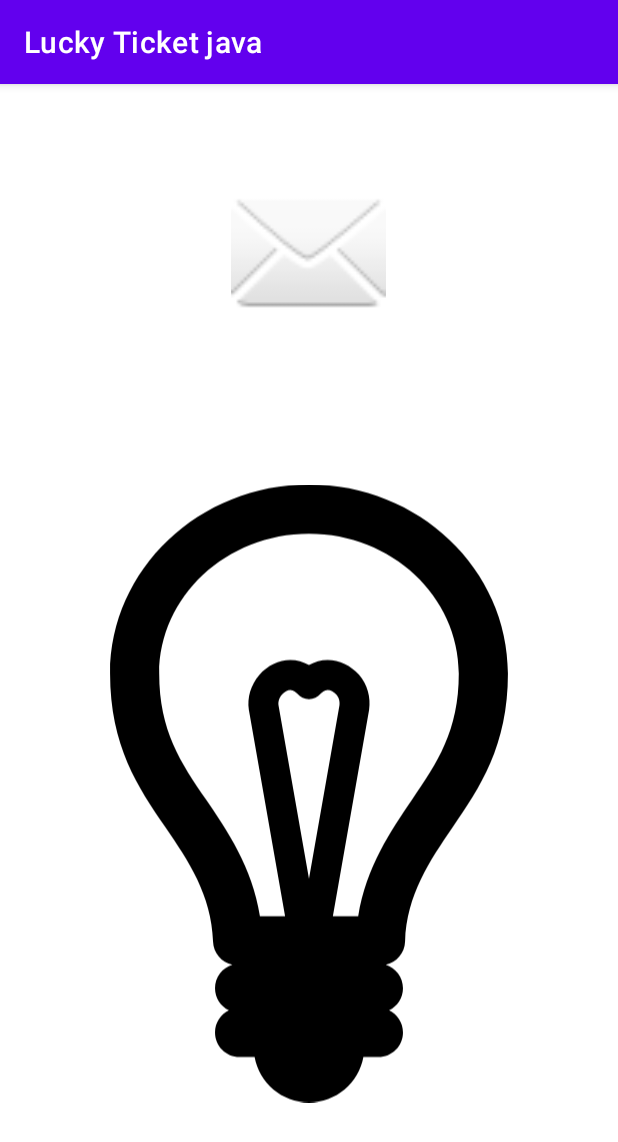
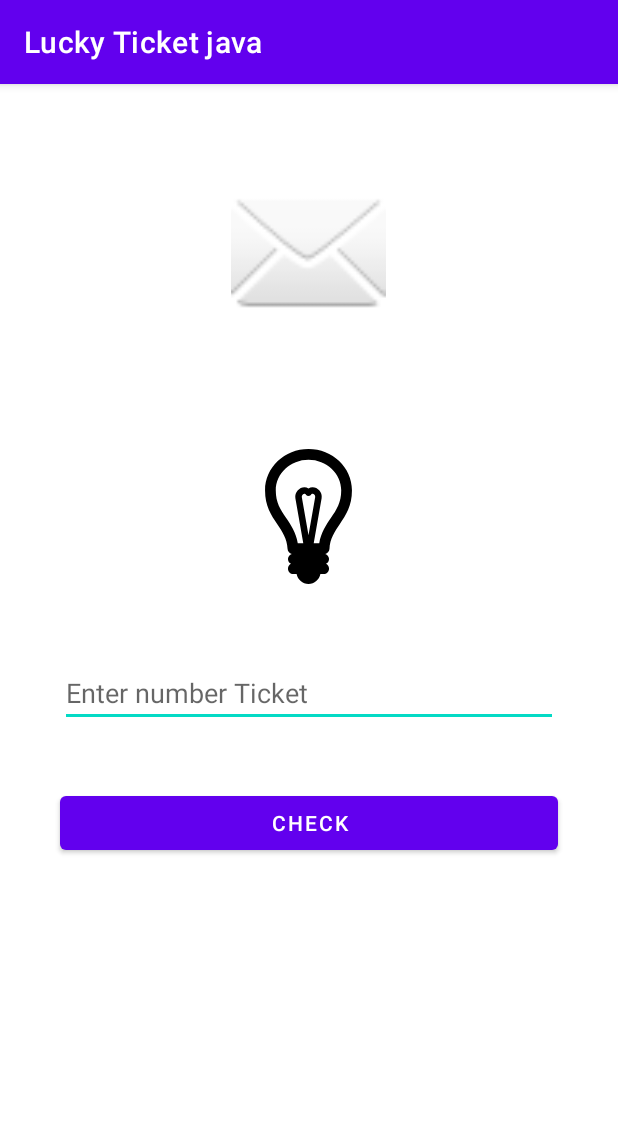
Before and after one commit to ridchenko/Lucky-Ticket-Java, an Android app: the screen it shows after launch (MainActivity), on a phone screen of 412 x 824 dp. Shown: the top 1142 px of the screen. Run offline under Robolectric (Android 15) with nearby library versions, the phone set to English and light mode, and no system bars.

Commit message:
Update gray_light.xml

```diff
--- a/app/src/main/res/drawable/gray_light.xml
+++ b/app/src/main/res/drawable/gray_light.xml
@@ -1,6 +1,6 @@
 <vector xmlns:android="http://schemas.android.com/apk/res/android"
-    android:width="459.562dp"
-    android:height="459.562dp"
+    android:width="90dp"
+    android:height="90dp"
     android:viewportWidth="459.562"
     android:viewportHeight="459.562">
   <path
```
